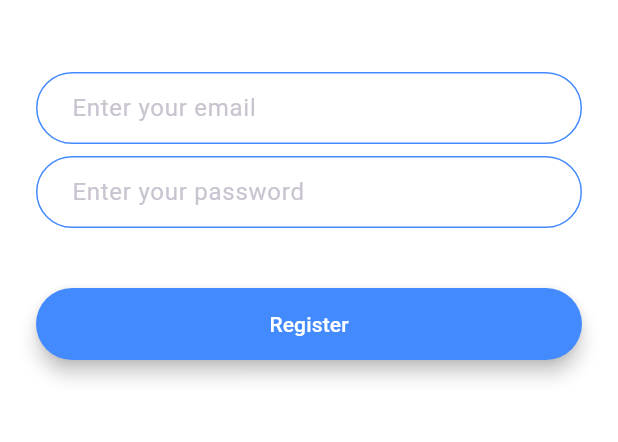
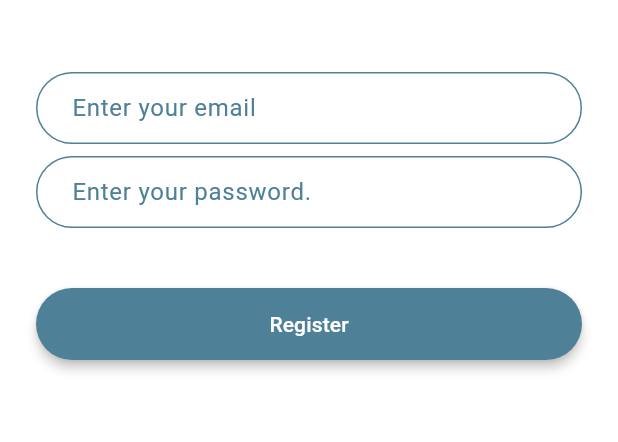
Before and after one commit to Tulipreactjsmain/flashchat_app, a Flutter app: the screen it shows after launch, after a tap on "Register", on a phone screen of 412 x 824 dp, the part 576-1018 px from its top. Run offline on Flutter 3.47's test engine with Material 3 defaults, Android fonts, the light colour scheme and no system bars.

Commit message:
refactor codebase

```diff
--- /dev/null
+++ b/lib/components/rounded_button.dart
@@ -0,0 +1,35 @@
+import 'package:flutter/material.dart';
+
+
+
+class RoundedButton extends StatelessWidget {
+  const RoundedButton(
+      {super.key,
+      required this.color,
+      required this.title,
+      required this.onPressed});
+
+  final Color? color;
+  final String title;
+  final void Function()? onPressed;
+
+  @override
+  Widget build(BuildContext context) {
+    return Padding(
+      padding: const EdgeInsets.symmetric(vertical: 16.0),
+      child: Material(
+        elevation: 3.0,
+        color: color,
+        borderRadius: BorderRadius.circular(30.0),
+        child: MaterialButton(
+          onPressed: onPressed,
+          minWidth: 200.0,
+          height: 42.0,
+          child: Text(
+            title,
+          ),
+        ),
+      ),
+    );
+  }
+}
--- a/lib/constants.dart
+++ b/lib/constants.dart
@@ -18,5 +18,22 @@ const kMessageContainerDecoration = BoxDecoration(
   ),
 );
 
-Color kFrenchGrey = const Color(0xffCED3DC);
-Color kAirForceBlue = const Color(0xff4E8098);
+const Color kFrenchGrey = Color(0xffCED3DC);
+const Color kAirForceBlue = Color(0xff4E8098);
+
+const InputDecoration kInputStyles = InputDecoration(
+  hintText: 'Enter your password.',
+  hintStyle: TextStyle(color: kAirForceBlue),
+  contentPadding: EdgeInsets.symmetric(vertical: 10.0, horizontal: 20.0),
+  border: OutlineInputBorder(
+    borderRadius: BorderRadius.all(Radius.circular(32.0)),
+  ),
+  enabledBorder: OutlineInputBorder(
+    borderSide: BorderSide(color: kAirForceBlue, width: 1.0),
+    borderRadius: BorderRadius.all(Radius.circular(32.0)),
+  ),
+  focusedBorder: OutlineInputBorder(
+    borderSide: BorderSide(color: kAirForceBlue, width: 2.0),
+    borderRadius: BorderRadius.all(Radius.circular(32.0)),
+  ),
+);
--- a/lib/screens/registration_screen.dart
+++ b/lib/screens/registration_screen.dart
@@ -1,4 +1,9 @@
+// ignore_for_file: library_private_types_in_public_api
+
+import 'package:flashchat_app/constants.dart';
 import 'package:flutter/material.dart';
+import 'package:flashchat_app/components/rounded_button.dart';
+
 class RegistrationScreen extends StatefulWidget {
   const RegistrationScreen({super.key});
   static const String id = 'registerScreen';
@@ -32,68 +37,24 @@ class _RegistrationScreenState extends State<RegistrationScreen> {
               onChanged: (value) {
                 //Do something with the user input.
               },
-              decoration: const InputDecoration(
-                hintText: 'Enter your email',
-                contentPadding:
-                    EdgeInsets.symmetric(vertical: 10.0, horizontal: 20.0),
-                border: OutlineInputBorder(
-                  borderRadius: BorderRadius.all(Radius.circular(32.0)),
-                ),
-                enabledBorder: OutlineInputBorder(
-                  borderSide: BorderSide(color: Colors.blueAccent, width: 1.0),
-                  borderRadius: BorderRadius.all(Radius.circular(32.0)),
-                ),
-                focusedBorder: OutlineInputBorder(
-                  borderSide: BorderSide(color: Colors.blueAccent, width: 2.0),
-                  borderRadius: BorderRadius.all(Radius.circular(32.0)),
-                ),
-              ),
+              decoration: kInputStyles.copyWith(hintText: "Enter your email")
             ),
-            SizedBox(
+            const SizedBox(
               height: 8.0,
             ),
             TextField(
               onChanged: (value) {
                 //Do something with the user input.
               },
-              decoration: const InputDecoration(
-                hintText: 'Enter your password',
-                contentPadding:
-                    EdgeInsets.symmetric(vertical: 10.0, horizontal: 20.0),
-                border: OutlineInputBorder(
-                  borderRadius: BorderRadius.all(Radius.circular(32.0)),
-                ),
-                enabledBorder: OutlineInputBorder(
-                  borderSide: BorderSide(color: Colors.blueAccent, width: 1.0),
-                  borderRadius: BorderRadius.all(Radius.circular(32.0)),
-                ),
-                focusedBorder: OutlineInputBorder(
-                  borderSide: BorderSide(color: Colors.blueAccent, width: 2.0),
-                  borderRadius: BorderRadius.all(Radius.circular(32.0)),
-                ),
-              ),
+              decoration: kInputStyles
             ),
-            SizedBox(
+            const SizedBox(
               height: 24.0,
             ),
-            Padding(
-              padding: const EdgeInsets.symmetric(vertical: 16.0),
-              child: Material(
-                color: Colors.blueAccent,
-                borderRadius: const BorderRadius.all(Radius.circular(30.0)),
-                elevation: 5.0,
-                child: MaterialButton(
-                  onPressed: () {
-                    //Implement registration functionality.
-                  },
-                  minWidth: 200.0,
-                  height: 42.0,
-                  child: const Text(
-                    'Register',
-                    style: TextStyle(color: Colors.white),
-                  ),
-                ),
-              ),
+            RoundedButton(
+              title: 'Register',
+              onPressed: () {},
+              color: kAirForceBlue,
             ),
           ],
         ),
--- a/lib/screens/welcome_screen.dart
+++ b/lib/screens/welcome_screen.dart
@@ -2,6 +2,7 @@ import 'package:flashchat_app/constants.dart';
 import 'package:flutter/material.dart';
 import 'package:flashchat_app/screens/login_screen.dart';
 import 'package:flashchat_app/screens/registration_screen.dart';
+import 'package:flashchat_app/components/rounded_button.dart';
 
 class WelcomeScreen extends StatefulWidget {
   const WelcomeScreen({super.key});
@@ -62,41 +63,19 @@ class _WelcomeScreenState extends State<WelcomeScreen>
             const SizedBox(
               height: 48.0,
             ),
-            Padding(
-              padding: const EdgeInsets.symmetric(vertical: 16.0),
-              child: Material(
-                elevation: 3.0,
+            RoundedButton(
               color: kFrenchGrey,
-                borderRadius: BorderRadius.circular(30.0),
-                child: MaterialButton(
+              title: "Log in",
               onPressed: () {
                 Navigator.pushNamed(context, LoginScreen.id);
               },
-                  minWidth: 200.0,
-                  height: 42.0,
-                  child: const Text(
-                    'Log In',
             ),
-                ),
-              ),
-            ),
-            Padding(
-              padding: const EdgeInsets.symmetric(vertical: 16.0),
-              child: Material(
+            RoundedButton(
               color: kAirForceBlue,
-                borderRadius: BorderRadius.circular(30.0),
-                elevation: 3.0,
-                child: MaterialButton(
+              title: "Register",
               onPressed: () {
                 Navigator.pushNamed(context, RegistrationScreen.id);
               },
-                  minWidth: 200.0,
-                  height: 42.0,
-                  child: const Text(
-                    'Register',
-                  ),
-                ),
-              ),
             ),
           ],
         ),
```
Also changed, not shown: lib/screens/login_screen.dart (+15 -60 lines), pubspec.yaml (+1 -12 lines), pubspec.lock. Lines whose indentation alone changed are shown as unchanged.
